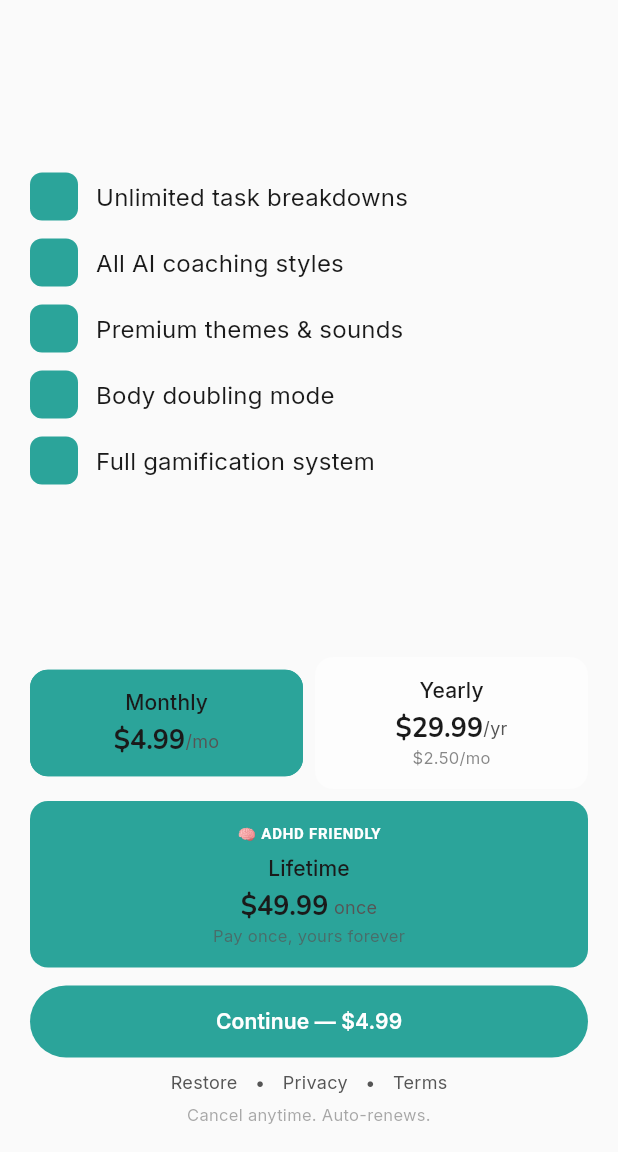
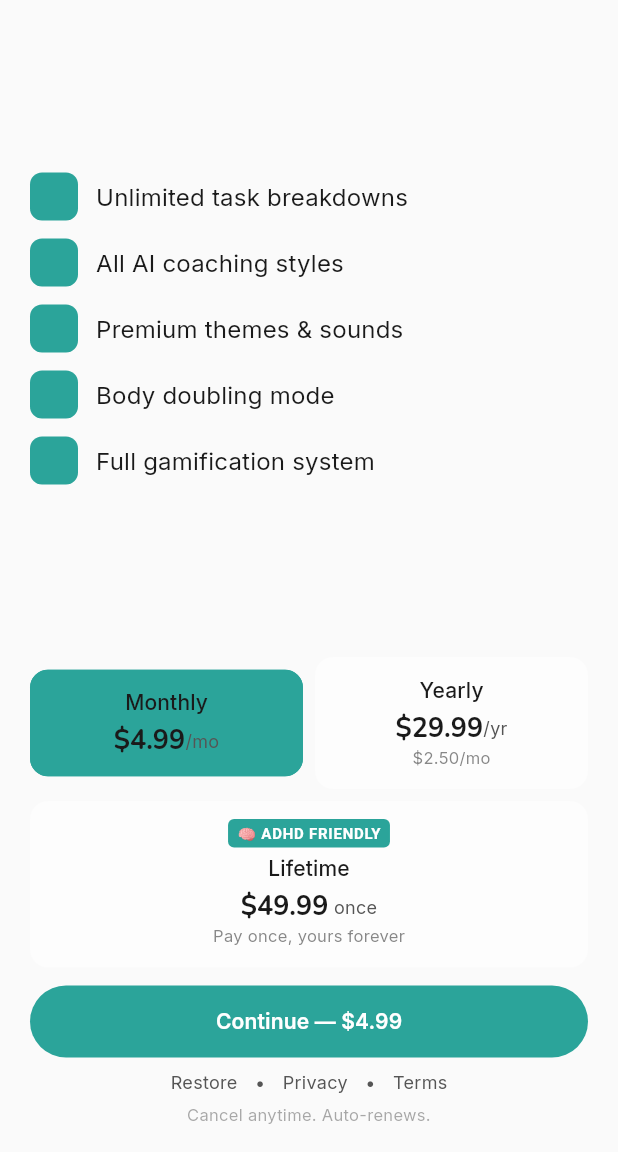
Before and after one commit to mia-assistant/adhd-decomposer, a Flutter app: the PaywallScreen screen opened directly, after a tap on "Monthly", on a phone screen of 412 x 824 dp, the part 84-1236 px from its top. Run offline on Flutter 3.47's test engine with Material 3 defaults, Android fonts, the phone set to English and light mode, and no system bars; drawn by our look-alikes of flutter_animate; our stand-ins replace audioplayers, confetti, flutter_local_notifications, google_fonts, hive_flutter, in_app_review and 2 more; missing offline and left inert: device_calendar, home_widget, purchases_flutter; accounts and stored records are empty; statements that could not run were skipped.

Commit message:
fix: pricing card selection - only selected card shows highlight

```diff
--- a/lib/presentation/screens/paywall_screen.dart
+++ b/lib/presentation/screens/paywall_screen.dart
@@ -475,7 +475,7 @@ class _CompactPricingCard extends StatelessWidget {
   @override
   Widget build(BuildContext context) {
     return Material(
-      color: isSelected || isHighlighted
+      color: isSelected
           ? Theme.of(context).colorScheme.primaryContainer
           : Theme.of(context).colorScheme.surfaceContainerHighest.withOpacity(0.5),
       borderRadius: BorderRadius.circular(12),
```
